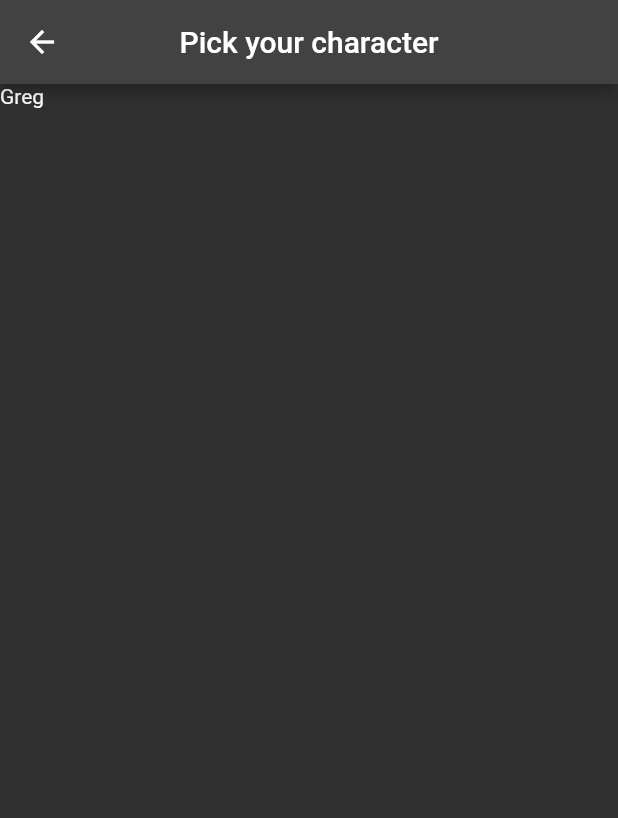
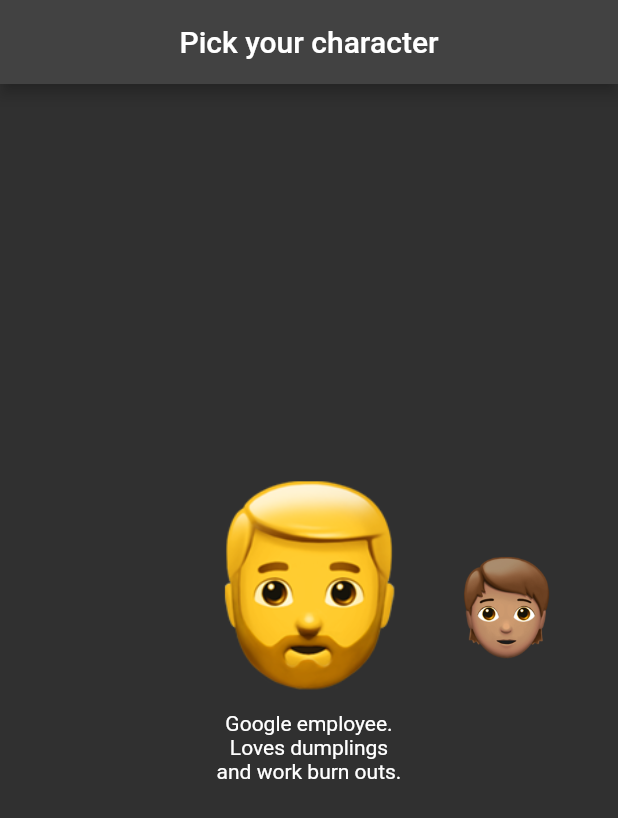
Before and after one commit to alexeiselin/chinatown_rpg, a Flutter app: the PickCharacter screen opened directly, on a phone screen of 412 x 824 dp. Shown: the top 818 px of the screen. Run offline on Flutter 3.47's test engine with Material 2 defaults, Android fonts, the phone set to English and light mode, and no system bars.

Commit message:
some work with character page

```diff
--- a/lib/main.dart
+++ b/lib/main.dart
@@ -1,3 +1,4 @@
+import 'package:chinatown_rpg/pick_character.dart';
 import 'package:flutter/material.dart';
 import 'start_page.dart';
 
@@ -12,7 +13,7 @@
   Widget build(BuildContext context) {
     return MaterialApp(
       theme: ThemeData.dark(),
-      home: const StartPage(),
+      home: const PickCharacter(),
     );
   }
 }
--- a/lib/pick_character.dart
+++ b/lib/pick_character.dart
@@ -1,6 +1,4 @@
 import 'package:flutter/material.dart';
-
-
 
 class PickCharacter extends StatefulWidget {
   const PickCharacter({Key? key}) : super(key: key);
@@ -10,32 +8,89 @@
 }
 
 class _PickCharacterState extends State<PickCharacter> {
+  List<String> images = [
+    'images/character_icons/image 404.png',
+    'images/character_icons/image 2054.png',
+    'images/character_icons/image 2095.png',
+    'images/character_icons/image 200.png'
+  ];
+
+  List<String> texts = [
+    'Google employee.\nLoves dumplings and work burn outs.',
+    'Lorem ipsum dolor sit amet, consectetur adipiscing elit, sed do eiusmod tempor.',
+    'Lorem ipsum dolor sit amet, consectetur adipiscing elit, sed do eiusmod tempor.',
+    'Lorem ipsum dolor sit amet, consectetur adipiscing elit, sed do eiusmod tempor.'
+  ];
+
+  int activePage = 0;
+
+  double heightForImage = 240;
+
+  Column slider(images, pagePosition, active) {
+    double margin = active ? 0 : 50;
+    return Column(
+      children: [
+        AnimatedContainer(
+          height: active ? 140 : 70,
+          // width: active ? 140 : 70,
+          duration: const Duration(milliseconds: 500),
+          curve: Curves.easeInOutCubic,
+          margin: EdgeInsets.only(top: margin),
+          decoration: BoxDecoration(
+            image: DecorationImage(
+                image: AssetImage(images[pagePosition]), fit: BoxFit.fitHeight),
+          ),
+        ),
+        const SizedBox(
+          height: 14,
+        ),
+        Align(
+          alignment: Alignment.bottomCenter,
+          child: active
+              ? Text(
+                  texts[pagePosition],
+                  textAlign: TextAlign.center,
+                )
+              : const SizedBox(),
+        )
+      ],
+    );
+  }
+
   @override
   Widget build(BuildContext context) {
     return Scaffold(
       appBar: AppBar(
         centerTitle: true,
-        title: Text('Pick your character'),
+        title: const Text('Pick your character'),
       ),
       body: SafeArea(
-          child: Column(
-            children: [
-              Center(
-                child: Row(
-                  children: [
-                    Column(children: [
-                      Text('Greg'),
-
-
-
-
-                    ],
-                    )
-                  ],
-                ),
-              )
-            ],
-          ) ),
+        child: Center(
+          child: SizedBox(
+            height: heightForImage,
+            width: MediaQuery.of(context).size.width > 400
+                ? (555 / 222) * heightForImage
+                : double.infinity,
+            child: PageView.builder(
+              // physics: ScrollPhysics(),
+              itemCount: images.length,
+              pageSnapping: true,
+              controller: PageController(viewportFraction: 0.32),
+              onPageChanged: (page) {
+                setState(
+                  () {
+                    activePage = page;
+                  },
+                );
+              },
+              itemBuilder: (context, pagePosition) {
+                bool active = pagePosition == activePage;
+                return slider(images, pagePosition, active);
+              },
+            ),
+          ),
+        ),
+      ),
     );
   }
 }
```
Also changed, not shown: pubspec.lock.
